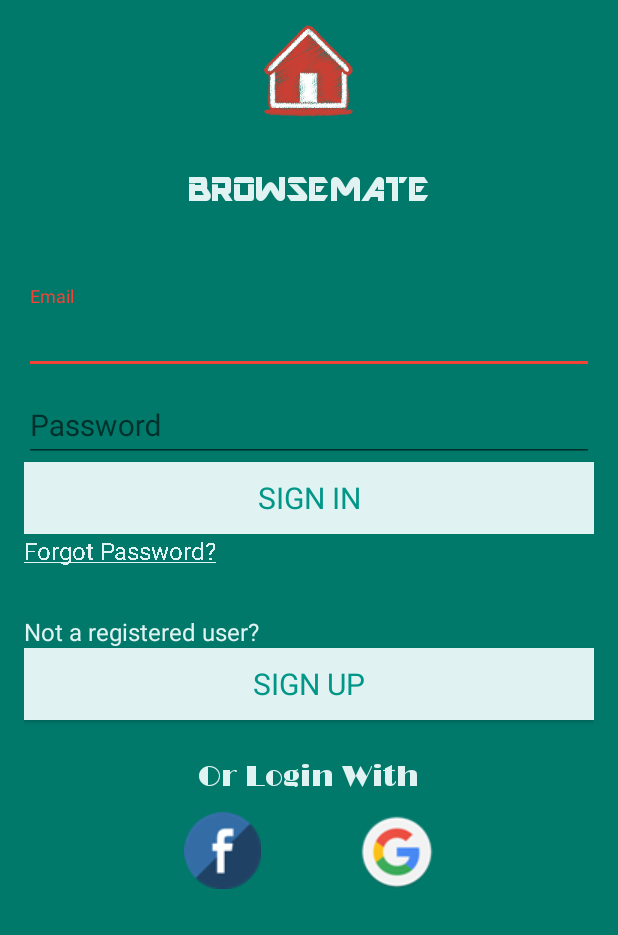
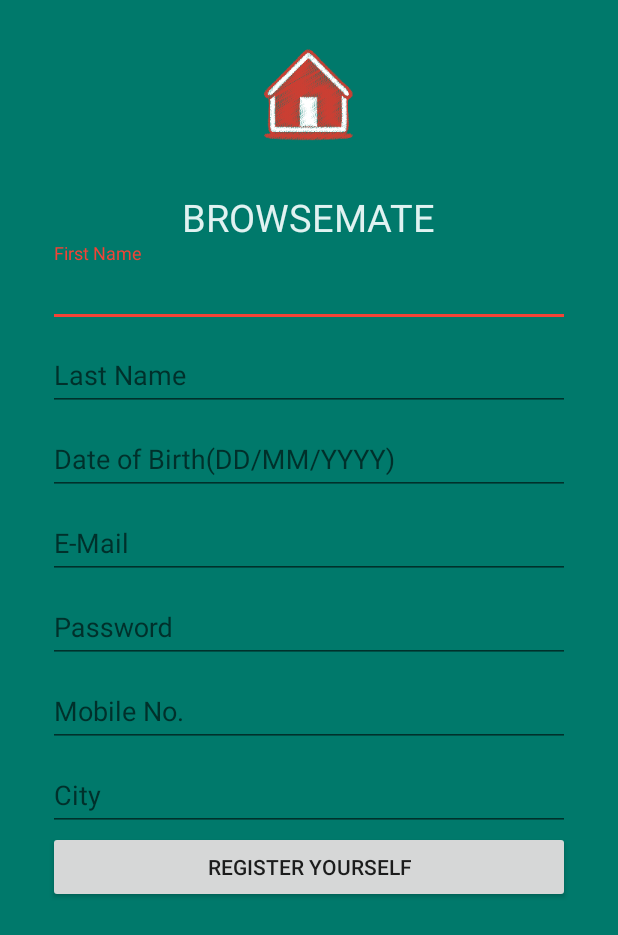
Before and after one commit to Anushi-Singh/BrowseMateApp, an Android app: the screen it shows after launch (SignInActivity before the commit, SignUpActivity after it), after a tap on "SIGN UP", on a phone screen of 412 x 824 dp. Shown: the top 935 px of the screen. Run offline under Robolectric (Android 15) with nearby library versions, the phone set to English and light mode, and no system bars; our stand-ins replace Firebase (no records; nobody signed in at launch, a user with empty details on screens opened directly); Roboto replaces fonts that are not available here; 3 statements that could not run were skipped.

Commit message:
Email Auth Complete

```diff
--- a/app/src/main/AndroidManifest.xml
+++ b/app/src/main/AndroidManifest.xml
@@ -30,7 +30,8 @@
             android:name=".HomeActivity"
             android:label="@string/title_activity_home"
             android:theme="@style/AppTheme.NoActionBar" />
-
+        <activity android:name=".SignUpActivity"
+            android:theme="@style/SplashActivityTheme"></activity>
     </application>
 
 </manifest>
--- a/app/src/main/java/com/mootarca/browsemate/browsemate/SignInActivity.java
+++ b/app/src/main/java/com/mootarca/browsemate/browsemate/SignInActivity.java
@@ -83,10 +83,9 @@ public class SignInActivity extends AppCompatActivity implements GoogleApiClient
         forgotpass.setPaintFlags(Paint.UNDERLINE_TEXT_FLAG);
     }
     public void signIn(View v){
-        Toast.makeText(SignInActivity.this, "sign in", Toast.LENGTH_SHORT).show();
         emailVar=email.getText().toString().trim();
         passwordVar=password.getText().toString().trim();
-        fa.signInWithEmailAndPassword(emailVar,passwordVar)
+        fae.signInWithEmailAndPassword(emailVar,passwordVar)
                 .addOnCompleteListener(this, new OnCompleteListener<AuthResult>() {
                     @Override
                     public void onComplete(@NonNull Task<AuthResult> task) {
@@ -100,11 +99,10 @@ public class SignInActivity extends AppCompatActivity implements GoogleApiClient
                 });
     }
     public void signUp(View v){
-        Toast.makeText(SignInActivity.this, "sign up", Toast.LENGTH_SHORT).show();
+        startActivity(new Intent(SignInActivity.this,SignUpActivity.class));
 
     }
     public void googleAuth(View v){
-        Toast.makeText(SignInActivity.this, "google", Toast.LENGTH_SHORT).show();
         Intent i= Auth.GoogleSignInApi.getSignInIntent(gac);
         startActivityForResult(i,9999);
     }
--- /dev/null
+++ b/app/src/main/java/com/mootarca/browsemate/browsemate/SignUpActivity.java
@@ -0,0 +1,69 @@
+package com.mootarca.browsemate.browsemate;
+
+import android.content.Intent;
+import android.support.annotation.NonNull;
+import android.support.v7.app.AppCompatActivity;
+import android.os.Bundle;
+import android.view.View;
+import android.widget.EditText;
+import android.widget.Toast;
+
+import com.google.android.gms.tasks.OnCompleteListener;
+import com.google.android.gms.tasks.Task;
+import com.google.firebase.auth.AuthResult;
+import com.google.firebase.auth.FirebaseAuth;
+
+public class SignUpActivity extends AppCompatActivity {
+    EditText et4,et5;
+    String email,password;
+    FirebaseAuth fa;
+    FirebaseAuth.AuthStateListener fal;
+
+    @Override
+    protected void onCreate(Bundle savedInstanceState) {
+        super.onCreate(savedInstanceState);
+        setContentView(R.layout.activity_sign_up);
+        et4=(EditText)findViewById(R.id.editText4);
+        et5=(EditText)findViewById(R.id.editText5);
+        fa=FirebaseAuth.getInstance();
+        fal= new FirebaseAuth.AuthStateListener() {
+            @Override
+            public void onAuthStateChanged(@NonNull FirebaseAuth firebaseAuth) {
+                //TODO Code Here
+            }
+        };
+    }
+    public void signUp(View v){
+        email=et4.getText().toString().trim();
+        password=et5.getText().toString().trim();
+        fa.createUserWithEmailAndPassword(email,password)
+                .addOnCompleteListener(this, new OnCompleteListener<AuthResult>() {
+                    @Override
+                    public void onComplete(@NonNull Task<AuthResult> task) {
+                        if (task.isSuccessful()){
+                            Toast.makeText(SignUpActivity.this, R.string.registered_sign_up, Toast.LENGTH_SHORT).show();
+                            startActivity(new Intent(SignUpActivity.this,HomeActivity.class));
+                            finish();
+                        }
+                        else {
+                            Toast.makeText(SignUpActivity.this, "False", Toast.LENGTH_SHORT).show();
+
+                        }
+                    }
+                });
+    }
+
+    @Override
+    protected void onStart() {
+        super.onStart();
+        fa.addAuthStateListener(fal);
+    }
+
+    @Override
+    protected void onStop() {
+        super.onStop();
+        if (fa!=null){
+            fa.removeAuthStateListener(fal);
+        }
+    }
+}
--- /dev/null
+++ b/app/src/main/res/layout/activity_sign_up.xml
@@ -0,0 +1,154 @@
+<?xml version="1.0" encoding="utf-8"?>
+<RelativeLayout xmlns:android="http://schemas.android.com/apk/res/android"
+    xmlns:tools="http://schemas.android.com/tools"
+    android:layout_width="match_parent"
+    android:layout_height="match_parent"
+    android:paddingBottom="@dimen/activity_vertical_margin"
+    android:paddingLeft="@dimen/activity_horizontal_margin"
+    android:paddingRight="@dimen/activity_horizontal_margin"
+    android:paddingTop="@dimen/activity_vertical_margin"
+    android:background="@color/splash_background"
+    tools:context="com.mootarca.browsemate.browsemate.SignUpActivity">
+    <ScrollView
+        android:id="@+id/signup_form"
+        android:layout_width="match_parent"
+        android:layout_height="wrap_content"
+        android:scrollbars="none">
+        <RelativeLayout xmlns:android="http://schemas.android.com/apk/res/android"
+            xmlns:tools="http://schemas.android.com/tools"
+            android:layout_width="match_parent"
+            android:layout_height="match_parent"
+            android:paddingBottom="@dimen/activity_vertical_margin"
+            android:paddingLeft="@dimen/activity_horizontal_margin"
+            android:paddingRight="@dimen/activity_horizontal_margin"
+            android:paddingTop="@dimen/activity_vertical_margin"
+            tools:context="com.mootarca.browsemate.browsemate.SignUpActivity">
+    <ImageView
+        android:layout_width="wrap_content"
+        android:layout_height="wrap_content"
+        android:id="@+id/imageView"
+        android:layout_alignParentTop="true"
+        android:layout_centerHorizontal="true"
+        android:src="@mipmap/app_icon"/>
+    <TextView
+        android:layout_width="wrap_content"
+        android:layout_height="wrap_content"
+        android:textAppearance="?android:attr/textAppearanceLarge"
+        android:text="@string/brand_name"
+        android:textSize="25dp"
+        android:id="@+id/textView"
+        android:textColor="@color/brand_name"
+        android:layout_below="@+id/imageView"
+        android:layout_centerHorizontal="true"
+        android:layout_marginTop="31dp" />
+
+
+
+    <LinearLayout
+        android:orientation="vertical"
+        android:layout_width="match_parent"
+        android:layout_height="match_parent"
+        android:layout_below="@+id/textView"
+        android:layout_alignParentStart="true">
+        <android.support.design.widget.TextInputLayout
+            android:layout_width="match_parent"
+            android:layout_height="wrap_content">
+
+
+        <EditText
+            android:layout_width="match_parent"
+            android:layout_height="wrap_content"
+            android:inputType="textPersonName"
+            android:hint="@string/first_name"
+            android:ems="10"
+            android:id="@+id/editText" />
+        </android.support.design.widget.TextInputLayout>
+        <android.support.design.widget.TextInputLayout
+            android:layout_width="match_parent"
+            android:layout_height="wrap_content">
+
+
+        <EditText
+            android:layout_width="match_parent"
+            android:layout_height="wrap_content"
+            android:inputType="textPersonName"
+            android:hint="@string/last_name"
+            android:ems="10"
+            android:id="@+id/editText2" />
+        </android.support.design.widget.TextInputLayout>
+        <android.support.design.widget.TextInputLayout
+            android:layout_width="match_parent"
+            android:layout_height="wrap_content">
+
+
+        <EditText
+            android:layout_width="match_parent"
+            android:layout_height="wrap_content"
+            android:inputType="date"
+            android:hint="@string/date_of_birth_dd_mm_yyyy"
+            android:ems="10"
+            android:id="@+id/editText3" />
+        </android.support.design.widget.TextInputLayout>
+        <android.support.design.widget.TextInputLayout
+            android:layout_width="match_parent"
+            android:layout_height="wrap_content">
+
+
+        <EditText
+            android:layout_width="match_parent"
+            android:layout_height="wrap_content"
+            android:inputType="textEmailAddress"
+            android:ems="10"
+            android:hint="@string/e_mail"
+            android:id="@+id/editText4" />
+        </android.support.design.widget.TextInputLayout>
+        <android.support.design.widget.TextInputLayout
+            android:layout_width="match_parent"
+            android:layout_height="wrap_content">
+
+
+        <EditText
+            android:layout_width="match_parent"
+            android:layout_height="wrap_content"
+            android:inputType="textPassword"
+            android:ems="10"
+            android:hint="@string/password"
+            android:id="@+id/editText5" />
+        </android.support.design.widget.TextInputLayout>
+        <android.support.design.widget.TextInputLayout
+            android:layout_width="match_parent"
+            android:layout_height="wrap_content">
+
+
+        <EditText
+            android:layout_width="match_parent"
+            android:layout_height="wrap_content"
+            android:inputType="phone"
+            android:ems="10"
+            android:hint="@string/mobile_no"
+            android:id="@+id/editText6" />
+        </android.support.design.widget.TextInputLayout>
+        <android.support.design.widget.TextInputLayout
+            android:layout_width="match_parent"
+            android:layout_height="wrap_content">
+
+        <EditText
+            android:layout_width="match_parent"
+            android:layout_height="wrap_content"
+            android:inputType="textPersonName"
+            android:hint="@string/city"
+            android:ems="10"
+            android:id="@+id/editText7" />
+        </android.support.design.widget.TextInputLayout>
+
+        <Button
+            android:layout_width="match_parent"
+            android:layout_height="wrap_content"
+            android:text="@string/Sign_up_register"
+            android:id="@+id/button"
+            android:onClick="signUp"/>
+    </LinearLayout>
+        </RelativeLayout>
+    </ScrollView>
+
+</RelativeLayout>
--- a/app/src/main/res/values/strings.xml
+++ b/app/src/main/res/values/strings.xml
@@ -14,4 +14,13 @@
     <string name="sign_up">Sign Up</string>
     <string name="or_login_with">Or Login With</string>
     <string name="title_activity_home">HomeActivity</string>
+    <string name="first_name">First Name</string>
+    <string name="last_name">Last Name</string>
+    <string name="date_of_birth_dd_mm_yyyy">Date of Birth(DD/MM/YYYY)</string>
+    <string name="e_mail">E-Mail</string>
+    <string name="password">Password</string>
+    <string name="mobile_no">Mobile No.</string>
+    <string name="city">City</string>
+    <string name="Sign_up_register">Register Yourself</string>
+    <string name="registered_sign_up">You are on now.</string>
 </resources>
```
